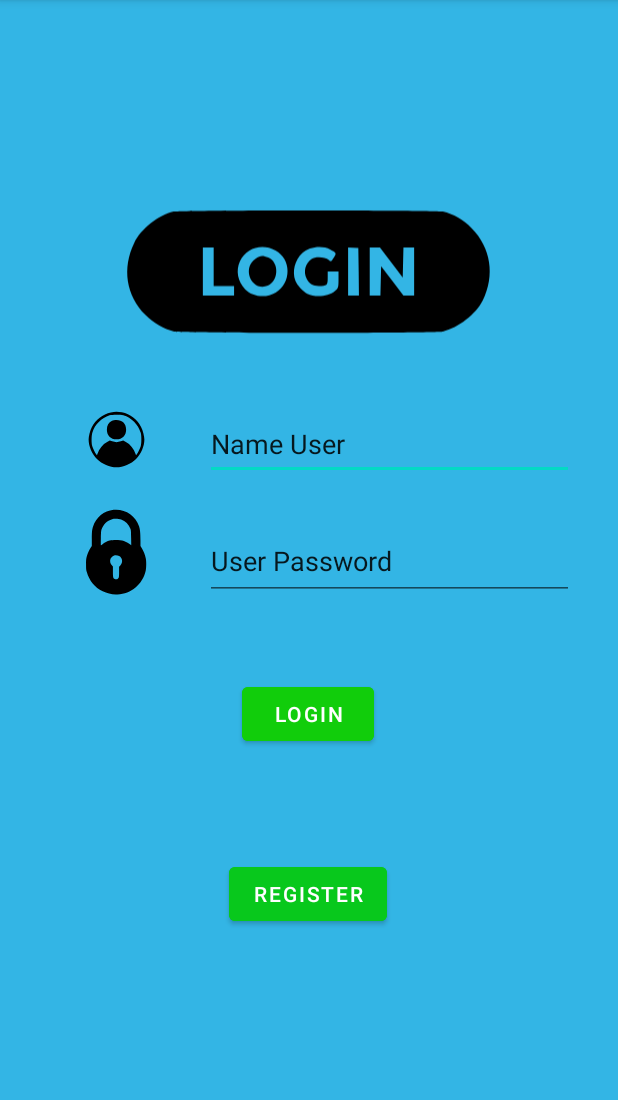
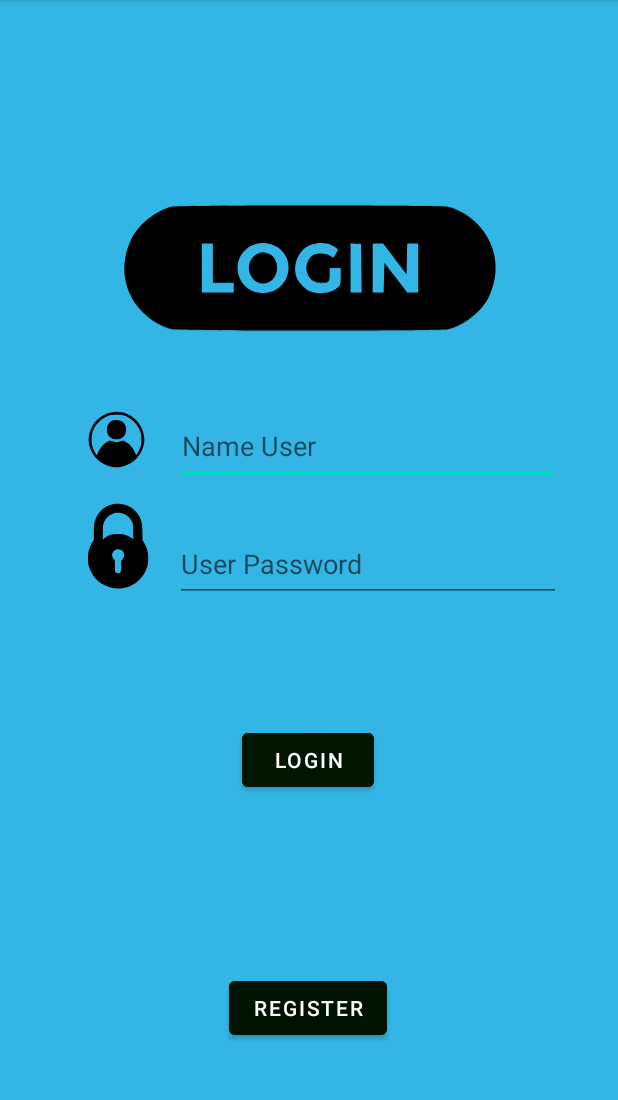
Before and after one commit to JohanRosas1327/Libreria, an Android app: the screen it shows after launch (MainActivity), on a phone screen of 412 x 824 dp, the part 84-1184 px from its top. Run offline under Robolectric (Android 15) with nearby library versions, the phone set to English and light mode, and no system bars.

Commit message:
Actualizar login

```diff
--- a/app/src/main/res/layout/fragment_login.xml
+++ b/app/src/main/res/layout/fragment_login.xml
@@ -11,20 +11,22 @@
         android:id="@+id/button2"
         android:layout_width="wrap_content"
         android:layout_height="wrap_content"
-        android:layout_marginTop="452dp"
-        android:backgroundTint="#11CD0B"
+        android:layout_marginTop="480dp"
+        android:backgroundTint="#011500"
         android:text="@string/textloginbtn"
+        app:layout_constraintBottom_toTopOf="@+id/button4"
         app:layout_constraintEnd_toEndOf="parent"
         app:layout_constraintHorizontal_bias="0.498"
         app:layout_constraintStart_toStartOf="parent"
-        app:layout_constraintTop_toTopOf="parent" />
+        app:layout_constraintTop_toTopOf="parent"
+        app:layout_constraintVertical_bias="0.024" />
 
     <Button
         android:id="@+id/button4"
         android:layout_width="wrap_content"
         android:layout_height="wrap_content"
-        android:layout_marginBottom="148dp"
-        android:backgroundTint="#08C81C"
+        android:layout_marginBottom="72dp"
+        android:backgroundTint="#001202"
         android:text="@string/textregisterbtn"
         app:layout_constraintBottom_toBottomOf="parent"
         app:layout_constraintEnd_toEndOf="parent"
@@ -33,38 +35,25 @@
 
     <EditText
         android:id="@+id/PersonName"
-        android:layout_width="246dp"
-        android:layout_height="48dp"
+        android:layout_width="256dp"
+        android:layout_height="51dp"
         android:layout_marginTop="272dp"
         android:ems="10"
+        android:hint="@string/User"
         android:inputType="textPersonName"
-        android:text="@string/User"
         app:layout_constraintEnd_toEndOf="parent"
-        app:layout_constraintHorizontal_bias="0.395"
+        app:layout_constraintHorizontal_bias="0.0"
         app:layout_constraintStart_toEndOf="@+id/imageView"
         app:layout_constraintTop_toTopOf="parent" />
-
-    <EditText
-        android:id="@+id/TextPassword"
-        android:layout_width="246dp"
-        android:layout_height="52dp"
-        android:layout_marginTop="28dp"
-        android:ems="10"
-        android:inputType="textPersonName"
-        android:text="@string/text_password"
-        app:layout_constraintEnd_toEndOf="parent"
-        app:layout_constraintHorizontal_bias="0.491"
-        app:layout_constraintStart_toEndOf="@+id/imageView2"
-        app:layout_constraintTop_toBottomOf="@+id/PersonName" />
 
     <ImageView
         android:id="@+id/imageView2"
         android:layout_width="61dp"
         android:layout_height="60dp"
-        android:layout_marginTop="8dp"
+        android:layout_marginTop="4dp"
         android:src="@drawable/login_key"
         app:layout_constraintEnd_toEndOf="parent"
-        app:layout_constraintHorizontal_bias="0.134"
+        app:layout_constraintHorizontal_bias="0.137"
         app:layout_constraintStart_toStartOf="parent"
         app:layout_constraintTop_toBottomOf="@+id/imageView" />
 
@@ -81,14 +70,26 @@
 
     <ImageView
         android:id="@+id/imageView3"
-        android:layout_width="411dp"
-        android:layout_height="362dp"
+        android:layout_width="421dp"
+        android:layout_height="357dp"
         android:src="@drawable/login2"
         app:layout_constraintBottom_toBottomOf="parent"
         app:layout_constraintEnd_toEndOf="parent"
-        app:layout_constraintHorizontal_bias="0.0"
         app:layout_constraintStart_toStartOf="parent"
         app:layout_constraintTop_toTopOf="parent"
         app:layout_constraintVertical_bias="0.0" />
 
+    <EditText
+        android:id="@+id/editTextTextPassword"
+        android:layout_width="257dp"
+        android:layout_height="50dp"
+        android:layout_marginTop="28dp"
+        android:ems="10"
+        android:hint="@string/text_password"
+        android:inputType="textPassword"
+        app:layout_constraintEnd_toEndOf="parent"
+        app:layout_constraintHorizontal_bias="0.155"
+        app:layout_constraintStart_toEndOf="@+id/imageView2"
+        app:layout_constraintTop_toBottomOf="@+id/PersonName" />
+
 </androidx.constraintlayout.widget.ConstraintLayout>
```
